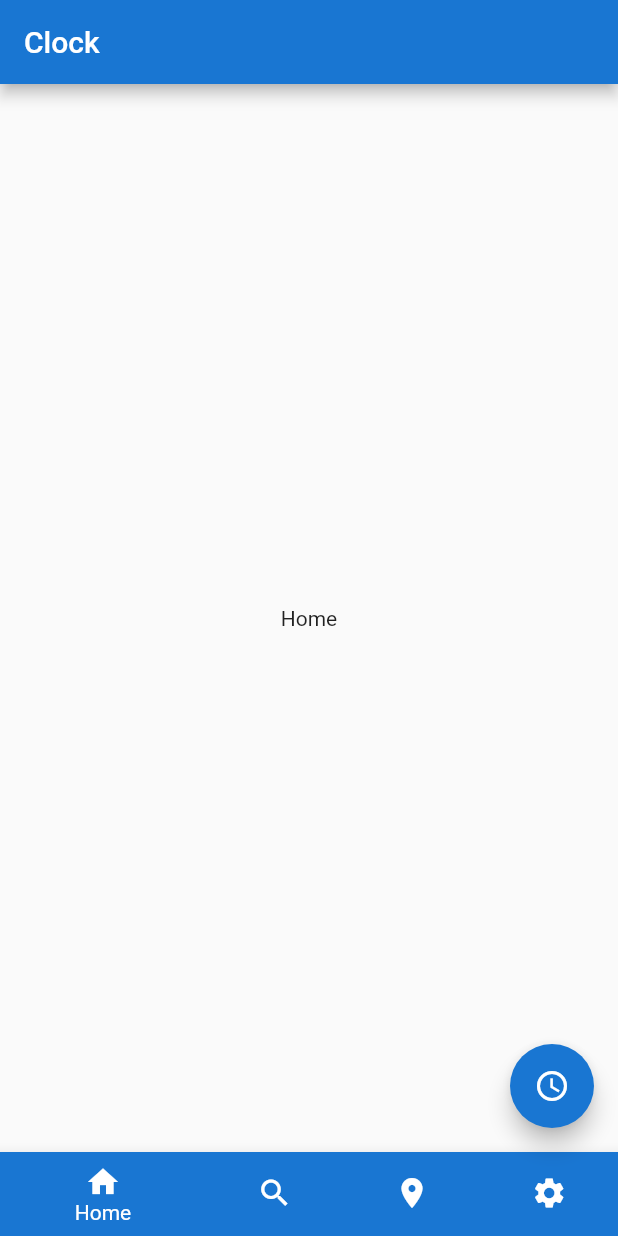
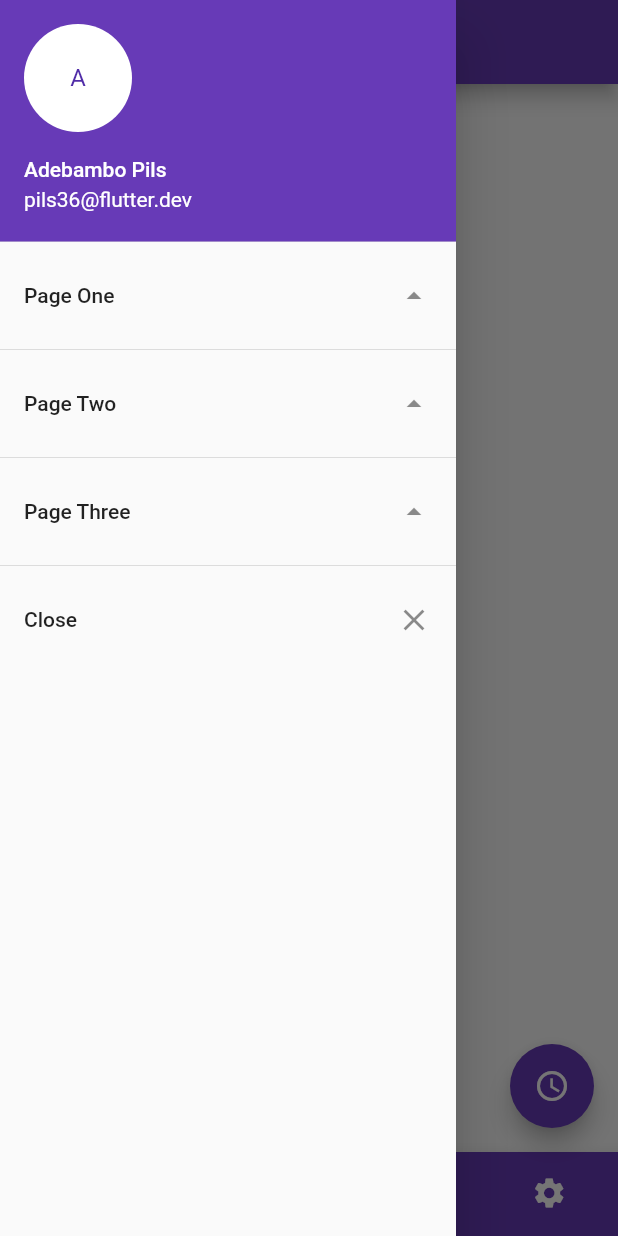
Before and after one commit to Pils36/flutter_timezone, a Flutter app: the screen it shows after launch, with the side drawer open (before the commit the screen has no drawer), on a phone screen of 412 x 824 dp. Run offline on Flutter 3.47's test engine with Material 2 defaults, Android fonts, the phone set to English and light mode, and no system bars.

Commit message:
Initial commit

```diff
--- a/lib/main.dart
+++ b/lib/main.dart
@@ -2,7 +2,11 @@
 // Use of this source code is governed by a BSD-style license that can be
 // found in the LICENSE file.
 
+import 'package:flutter/foundation.dart';
 import 'package:flutter/material.dart';
+import 'package:myapp/page_one.dart';
+import 'package:myapp/page_two.dart';
+import 'package:myapp/page_three.dart';
 
 void main() => runApp(MyApp());
 
@@ -13,7 +17,12 @@ class MyApp extends StatelessWidget {
       title: 'Clock',
       home: Home(),
       debugShowCheckedModeBanner: false,
-      theme: new ThemeData(primarySwatch: Colors.blue),
+      theme: ThemeData(primarySwatch: Colors.deepPurple),
+      routes: <String, WidgetBuilder>{
+        "/a": (BuildContext context) => new PageOne("Page One"),
+        "/b": (BuildContext context) => new PageTwo("Page Two"),
+        "/c": (BuildContext context) => new PageThree("Page Three"),
+      },
     );
   }
 }
@@ -45,15 +54,52 @@ class _HomeState extends State<Home> {
   Widget build(BuildContext context) {
     return Scaffold(
       appBar: AppBar(
-        title: Text('Clock'),
+        title: Text('Flutter UI'),
+        elevation: defaultTargetPlatform == TargetPlatform.android ? 5.0 : 0.0,
         centerTitle: false,
-        backgroundColor: Colors.blue[700],
+      ),
+      drawer: Drawer(
+        child: ListView(
+          children: <Widget>[
+            UserAccountsDrawerHeader(
+              accountName: Text("Adebambo Pils"),
+              accountEmail: Text("pils36@flutter.dev"),
+              currentAccountPicture: CircleAvatar(
+                backgroundColor: Colors.white,
+                child: Text("A"),
+              ),
+            ),
+            ListTile(
+              title: Text("Page One"),
+              trailing: Icon(Icons.arrow_drop_up),
+              onTap: () => Navigator.of(context).pushNamed("/a"),
+            ),
+            Divider(),
+            ListTile(
+              title: Text("Page Two"),
+              trailing: Icon(Icons.arrow_drop_up),
+              onTap: () => Navigator.of(context).pushNamed("/b"),
+            ),
+            Divider(),
+            ListTile(
+              title: Text("Page Three"),
+              trailing: Icon(Icons.arrow_drop_up),
+              onTap: () => Navigator.of(context).pushNamed("/c"),
+            ),
+            Divider(),
+            ListTile(
+              title: Text("Close"),
+              trailing: Icon(Icons.close),
+              onTap: () => {Navigator.of(context).pop()},
+            ),
+          ],
+        ),
       ),
       body: SafeArea(child: tabs[_currentIndex]),
       floatingActionButton: FloatingActionButton(
         onPressed: () {},
         child: Icon(Icons.access_time),
-        backgroundColor: Colors.blue[700],
+        backgroundColor: Colors.deepPurple,
       ),
       bottomNavigationBar: BottomNavigationBar(
         currentIndex: _currentIndex,
@@ -61,19 +107,19 @@ class _HomeState extends State<Home> {
           BottomNavigationBarItem(
               icon: Icon(Icons.home),
               title: Text('Home'),
-              backgroundColor: Colors.blue[700]),
+              backgroundColor: Colors.deepPurple),
           BottomNavigationBarItem(
               icon: Icon(Icons.search),
               title: Text('Search'),
-              backgroundColor: Colors.blue[700]),
+              backgroundColor: Colors.deepPurple),
           BottomNavigationBarItem(
               icon: Icon(Icons.location_on),
               title: Text('Location'),
-              backgroundColor: Colors.blue[700]),
+              backgroundColor: Colors.deepPurple),
           BottomNavigationBarItem(
               icon: Icon(Icons.settings),
               title: Text('Settings'),
-              backgroundColor: Colors.blue[700]),
+              backgroundColor: Colors.deepPurple),
         ],
         onTap: (index) {
           setState(() {
@@ -84,24 +130,3 @@ class _HomeState extends State<Home> {
     );
   }
 }
-
-class DrawCircle extends CustomPainter {
-  Paint _paint;
-
-  DrawCircle() {
-    _paint = Paint()
-      ..color = Colors.blue[700]
-      ..strokeWidth = 10.0
-      ..style = PaintingStyle.fill;
-  }
-
-  @override
-  void paint(Canvas canvas, Size size) {
-    canvas.drawCircle(Offset(0.0, 0.0), 40.0, _paint);
-  }
-
-  @override
-  bool shouldRepaint(CustomPainter oldDelegate) {
-    return false;
-  }
-}
```
Also changed, not shown: lib/page_one.dart (added, +19 -0 lines), lib/page_three.dart (added, +17 -0 lines), lib/page_two.dart (added, +19 -0 lines).
